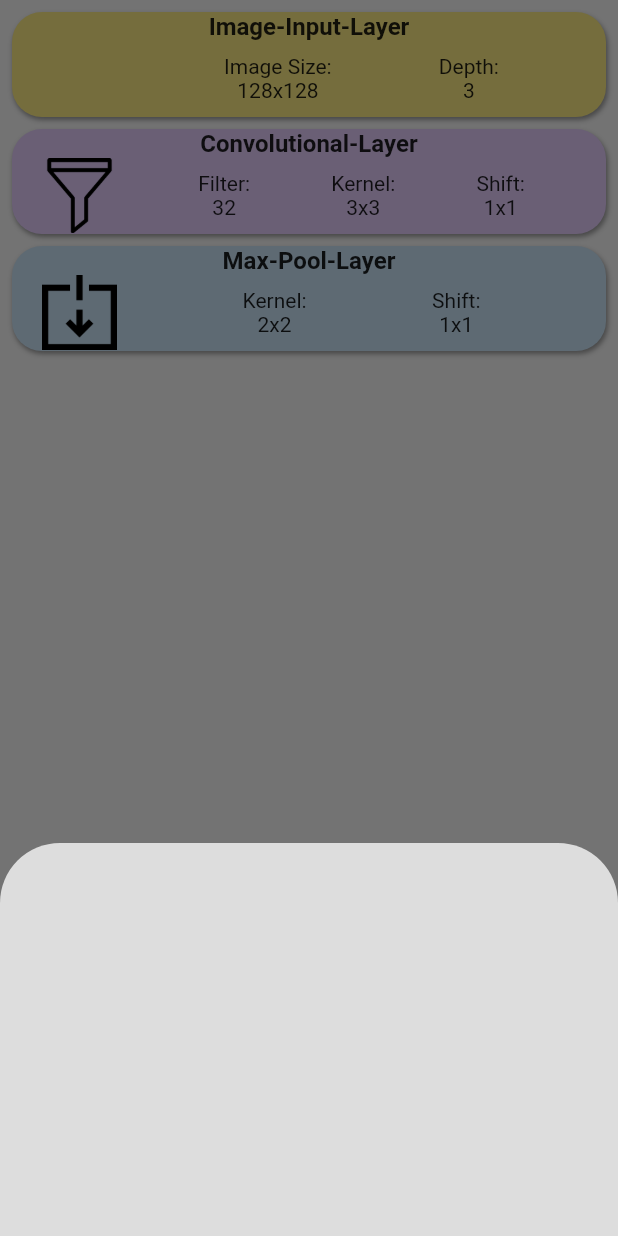
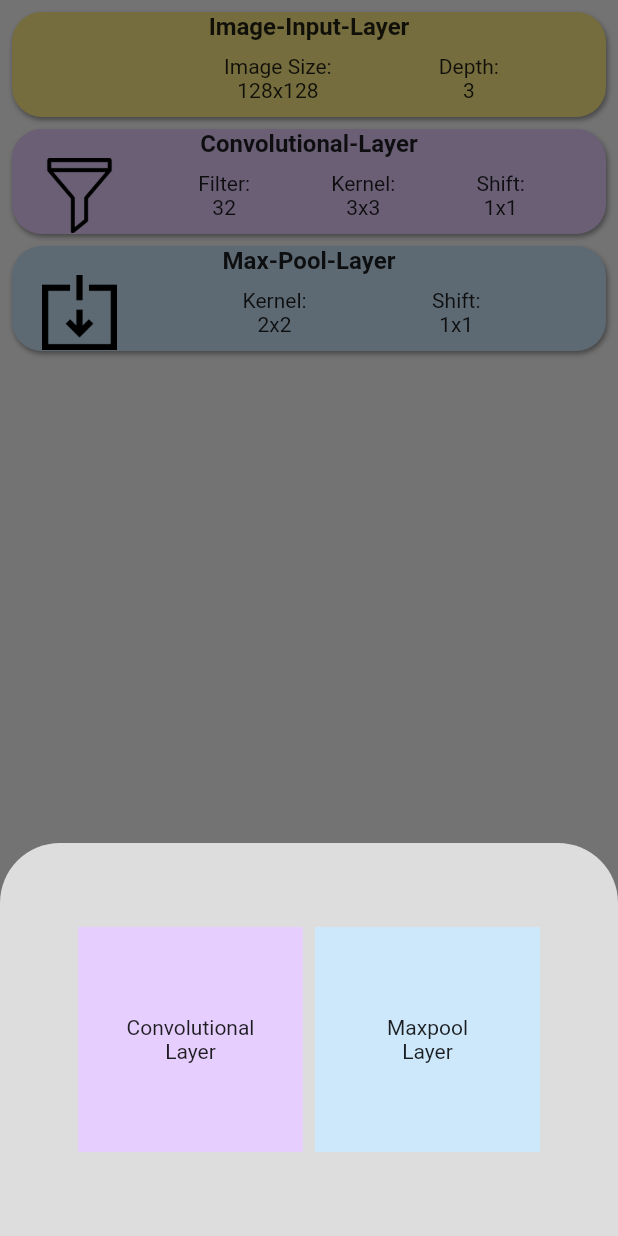
Before and after one commit to aeAlex/dnnImageLayerCalculator, a Flutter app: the screen it shows after launch, after a tap on "new Layer", on a phone screen of 412 x 824 dp. Run offline on Flutter 3.47's test engine with Material 2 defaults, Android fonts, the phone set to English and light mode, and no system bars.

Commit message:
Before implementing the Layers class

```diff
--- a/lib/main.dart
+++ b/lib/main.dart
@@ -4,6 +4,8 @@ import 'package:flutter/material.dart';
 import 'widgets/convLayerCard.dart';
 import 'widgets/maxPoolLayer.dart';
 import 'widgets/inputImageCard.dart';
+import 'widgets/newLayerSubScreen.dart';
+import 'widgets/dismissableListViewItem.dart';
 
 void main() {
   runApp(MainScreen());
@@ -15,13 +17,13 @@ class MainScreen extends StatefulWidget {
 }
 
 class _MainScreenState extends State<MainScreen> {
-  List<Widget> listElements;
+  List<Widget> layers;
 
   @override
   void initState() {
     super.initState();
 
-    this.listElements = <Widget>[
+    this.layers = <Widget>[
       InputImageCard(key: UniqueKey()),
       DismissableListViewItem(
         child: ConvLayerCard(),
@@ -39,13 +41,13 @@ class _MainScreenState extends State<MainScreen> {
   }
 
   void updateElementIndices() {
-    for (int i = 1; i < this.listElements.length; i++) {
-      (this.listElements[i] as DismissableListViewItem).index = i;
+    for (int i = 1; i < this.layers.length; i++) {
+      (this.layers[i] as DismissableListViewItem).index = i;
     }
   }
 
   void dismissElement(int index) {
-    this.listElements.removeAt(index);
+    this.layers.removeAt(index);
     updateElementIndices();
   }
 
@@ -53,11 +55,11 @@ class _MainScreenState extends State<MainScreen> {
     // abrechen wenn der Input layer verschiebt werden soll
     if (oldIndex == 0 || newIndex == 0) return;
     // wurde oberhalb der alten Position positioniert
-    Widget oldElement = this.listElements.removeAt(oldIndex);
+    Widget oldElement = this.layers.removeAt(oldIndex);
     if (newIndex < oldIndex) {
-      this.listElements.insert(newIndex, oldElement);
+      this.layers.insert(newIndex, oldElement);
     } else {
-      this.listElements.insert(newIndex - 1, oldElement);
+      this.layers.insert(newIndex - 1, oldElement);
     }
     print("oldIndex: $oldIndex, newIndex: $newIndex");
     updateElementIndices();
@@ -78,7 +80,7 @@ class _MainScreenState extends State<MainScreen> {
                       this.reorderElements(oldIndex, newIndex);
                     });
                   },
-                  children: this.listElements,
+                  children: this.layers,
                 ),
               ),
               Container(
@@ -89,11 +91,11 @@ class _MainScreenState extends State<MainScreen> {
                     RaisedButton(
                       onPressed: () {
                         print("evaluate");
-                        print(this.listElements.length);
+                        print(this.layers.length);
                       },
                       child: Text("evaluate"),
                     ),
-                    NewLayerButton(),
+                    NewLayerButton(layers: this.layers),
                   ],
                 ),
               )
@@ -105,37 +107,12 @@ class _MainScreenState extends State<MainScreen> {
   }
 }
 
-class DismissableListViewItem extends StatefulWidget {
-  final Widget child;
-  final Function onDismissed;
-  int index;
-  DismissableListViewItem({
-    Key key,
-    @required this.child,
-    @required this.onDismissed,
-    @required this.index,
-  }) : super(key: key);
+class NewLayerButton extends StatelessWidget {
+  final List<Widget> layers;
 
-  @override
-  _DismissableListViewItemState createState() =>
-      _DismissableListViewItemState();
-}
-
-class _DismissableListViewItemState extends State<DismissableListViewItem> {
-  @override
-  Widget build(BuildContext context) {
-    return Dismissible(
-      child: widget.child,
-      background: Container(color: Colors.lightGreenAccent),
-      key: UniqueKey(),
-      onDismissed: (direction) => this.widget.onDismissed(this.widget.index),
-    );
-  }
-}
-
-class NewLayerButton extends StatelessWidget {
   const NewLayerButton({
     Key key,
+    @required this.layers,
   }) : super(key: key);
 
   @override
@@ -144,18 +121,7 @@ class NewLayerButton extends StatelessWidget {
       onPressed: () {
         showModalBottomSheet(
           context: context,
-          builder: (context) => Container(
-            decoration: BoxDecoration(color: Color(0xFF737373)),
-            child: Container(
-              decoration: BoxDecoration(
-                color: Color(0xFFDDDDDD),
-                borderRadius: BorderRadius.only(
-                    topLeft: Radius.circular(40.0),
-                    topRight: Radius.circular(40.0)),
-              ),
-              height: 262,
-            ),
-          ),
+          builder: (context) => NewLayerSubScreen(layers: this.layers),
         );
       },
       child: Text("new Layer"),
--- a/lib/widgets/convLayerCard.dart
+++ b/lib/widgets/convLayerCard.dart
@@ -4,6 +4,8 @@ import "layerCardExterior.dart";
 import 'twoLineText.dart';
 
 class ConvLayerCard extends StatelessWidget {
+  static Color color = Color.fromARGB(255, 230, 207, 255);
+
   const ConvLayerCard({
     Key key,
   }) : super(key: key);
@@ -11,7 +13,7 @@ class ConvLayerCard extends StatelessWidget {
   @override
   Widget build(BuildContext context) {
     return LayerCardExterior(
-      color: Color.fromARGB(255, 230, 207, 255),
+      color: ConvLayerCard.color,
       child: Column(
         mainAxisAlignment: MainAxisAlignment.center,
         children: <Widget>[
--- /dev/null
+++ b/lib/widgets/dismissableListViewItem.dart
@@ -0,0 +1,29 @@
+import 'package:flutter/material.dart';
+
+class DismissableListViewItem extends StatefulWidget {
+  final Widget child;
+  final Function onDismissed;
+  int index;
+  DismissableListViewItem({
+    Key key,
+    @required this.child,
+    @required this.onDismissed,
+    @required this.index,
+  }) : super(key: key);
+
+  @override
+  _DismissableListViewItemState createState() =>
+      _DismissableListViewItemState();
+}
+
+class _DismissableListViewItemState extends State<DismissableListViewItem> {
+  @override
+  Widget build(BuildContext context) {
+    return Dismissible(
+      child: widget.child,
+      background: Container(color: Colors.lightGreenAccent),
+      key: UniqueKey(),
+      onDismissed: (direction) => this.widget.onDismissed(this.widget.index),
+    );
+  }
+}
--- a/lib/widgets/maxPoolLayer.dart
+++ b/lib/widgets/maxPoolLayer.dart
@@ -4,6 +4,8 @@ import 'package:imageshapecalculator/widgets/layerCardExterior.dart';
 import 'twoLineText.dart';
 
 class MaxPoolLayer extends StatelessWidget {
+  static Color color = Color.fromARGB(255, 205, 231, 251);
+
   const MaxPoolLayer({
     Key key,
   }) : super(key: key);
@@ -11,7 +13,7 @@ class MaxPoolLayer extends StatelessWidget {
   @override
   Widget build(BuildContext context) {
     return LayerCardExterior(
-      color: Color.fromARGB(255, 205, 231, 251),
+      color: MaxPoolLayer.color,
       child: Column(
         mainAxisAlignment: MainAxisAlignment.center,
         children: <Widget>[
--- /dev/null
+++ b/lib/widgets/newLayerSubScreen.dart
@@ -0,0 +1,82 @@
+import 'package:flutter/material.dart';
+import 'package:imageshapecalculator/widgets/convLayerCard.dart';
+import 'package:imageshapecalculator/widgets/maxPoolLayer.dart';
+
+import 'dismissableListViewItem.dart';
+
+class NewLayerSubScreen extends StatelessWidget {
+  final List<Widget> layers;
+
+  const NewLayerSubScreen({
+    Key key,
+    @required this.layers,
+  }) : super(key: key);
+
+  @override
+  Widget build(BuildContext context) {
+    return Container(
+      decoration: BoxDecoration(color: Color(0xFF737373)),
+      child: Container(
+        decoration: BoxDecoration(
+          color: Color(0xFFDDDDDD),
+          borderRadius: BorderRadius.only(
+              topLeft: Radius.circular(40.0), topRight: Radius.circular(40.0)),
+        ),
+        height: 262,
+        child: Row(
+          mainAxisAlignment: MainAxisAlignment.center,
+          children: <Widget>[
+            NewLayerSelectionCard(
+              layerName: "Convolutional",
+              color: ConvLayerCard.color,
+              onClick: () {
+                this.layers.add(
+                      DismissableListViewItem(
+                        child: ConvLayerCard(),
+                        key: UniqueKey(),
+                        onDismissed: (index) => this.dismissElement(index),
+                        index: 1,
+                      ),
+                    );
+              },
+            ),
+            SizedBox(width: 8.0),
+            NewLayerSelectionCard(
+              layerName: "Maxpool",
+              color: MaxPoolLayer.color,
+              onClick: () {},
+            ),
+          ],
+        ),
+      ),
+    );
+  }
+}
+
+class NewLayerSelectionCard extends StatelessWidget {
+  final String layerName;
+  final Color color;
+  final Function onClick;
+
+  const NewLayerSelectionCard({
+    Key key,
+    @required this.layerName,
+    @required this.color,
+    @required this.onClick,
+  }) : super(key: key);
+
+  @override
+  Widget build(BuildContext context) {
+    return Container(
+      decoration: BoxDecoration(
+        color: this.color,
+      ),
+      height: 150,
+      width: 150,
+      child: Column(
+        mainAxisAlignment: MainAxisAlignment.center,
+        children: <Widget>[Text(this.layerName), Text("Layer")],
+      ),
+    );
+  }
+}
```
